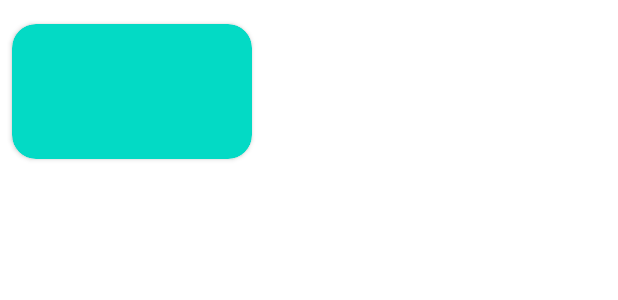
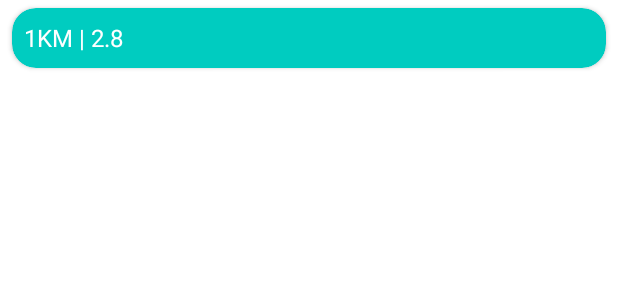
Before and after one commit to sergiolpzgmz/running-pace-calculator-android, an Android app: the layout item_split.xml on its own in the app's theme, with its tools: preview values and no code run, on a phone screen of 412 x 824 dp. Shown: the top 300 px of the screen. Run offline under Robolectric (Android 15) with nearby library versions, the phone set to English and light mode, and no system bars.

Commit message:
Upgrade recycler view

```diff
--- a/app/src/main/res/layout/activity_splits_view.xml
+++ b/app/src/main/res/layout/activity_splits_view.xml
@@ -19,7 +19,7 @@
         android:id="@+id/btnRecalculate"
         style="?android:attr/buttonBarButtonStyle"
         android:layout_width="match_parent"
-        android:layout_height="wrap_content"
+        android:layout_height="60dp"
         android:layout_marginBottom="16dp"
         android:backgroundTint="@color/emphasis"
         android:text="@string/recalculate"
--- a/app/src/main/res/layout/item_split.xml
+++ b/app/src/main/res/layout/item_split.xml
@@ -1,26 +1,28 @@
 <?xml version="1.0" encoding="utf-8"?>
 <androidx.cardview.widget.CardView xmlns:android="http://schemas.android.com/apk/res/android"
     xmlns:app="http://schemas.android.com/apk/res-auto"
-    android:layout_width="160dp"
-    android:layout_height="90dp"
-    app:cardBackgroundColor="@color/teal_200"
+    xmlns:tools="http://schemas.android.com/tools"
+    android:layout_width="match_parent"
+    android:layout_height="40dp"
     android:layout_marginHorizontal="8dp"
-    android:layout_marginVertical="16dp"
+    android:layout_marginVertical="5dp"
+    app:cardBackgroundColor="@color/card_background"
     app:cardCornerRadius="16dp">
 
     <LinearLayout
         android:layout_width="match_parent"
         android:layout_height="match_parent"
+        android:layout_margin="8dp"
         android:gravity="center_vertical"
-        android:layout_margin="8dp"
         android:orientation="vertical">
+
         <TextView
             android:id="@+id/tvName"
             android:layout_width="wrap_content"
             android:layout_height="wrap_content"
             android:textColor="@color/white"
-            android:textSize="19sp"
-            android:textStyle="bold"/>
+            android:textSize="16sp"
+            tools:text="1KM | 2.8"/>
     </LinearLayout>
 
 </androidx.cardview.widget.CardView>
```
Also changed, not shown: app/src/main/java/com/sergiolopez/runningpacecalculator/view/SplitsViewActivity.kt (+20 -13 lines), app/src/main/java/com/sergiolopez/runningpacecalculator/view/adapter/SplitsAdapter.kt (+9 -2 lines), app/src/main/java/com/sergiolopez/runningpacecalculator/view/adapter/SplitsViewHolder.kt (deleted, +0 -15 lines).
